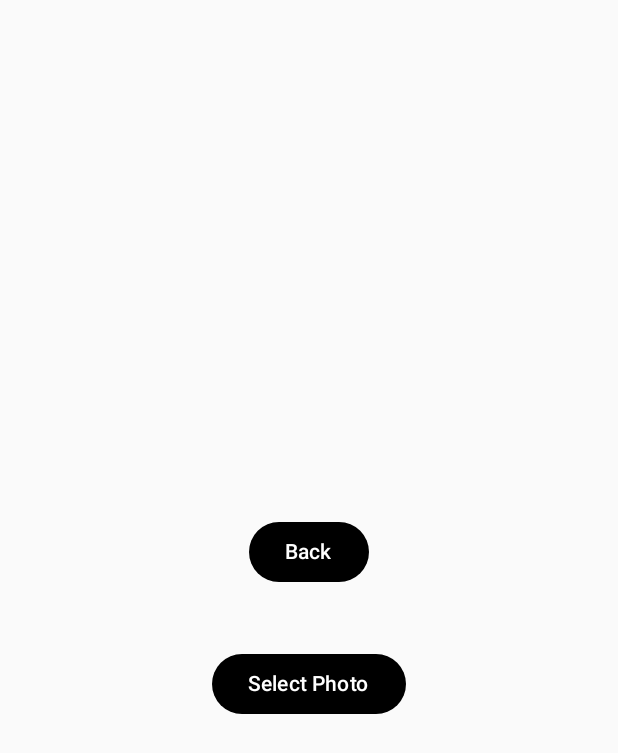
After one commit to WiktorTeter/SporeX, an Android app built with Jetpack Compose: the UploadActivity screen opened directly, with no data from a screen before it, on a phone screen of 412 x 824 dp. The commit adds this screen. Shown: the top 753 px of the screen. Run offline under Robolectric (Android 15) with nearby library versions, the light colour scheme and no system bars.

Commit message:
basic additional page for quick-scanning of the room using the camera with basic functionality of uploading a photo - need to add take photo & the follow up process

```diff
--- a/app/build.gradle.kts
+++ b/app/build.gradle.kts
@@ -51,6 +51,8 @@ dependencies {
     implementation(libs.androidx.compose.ui.tooling.preview)
     implementation(libs.androidx.compose.material3)
     implementation("androidx.core:core-splashscreen:1.0.1")
+    implementation("io.coil-kt:coil-compose:2.4.0")
+    implementation(libs.androidx.appcompat)
     testImplementation(libs.junit)
     androidTestImplementation(libs.androidx.junit)
     androidTestImplementation(libs.androidx.espresso.core)
--- a/app/src/main/AndroidManifest.xml
+++ b/app/src/main/AndroidManifest.xml
@@ -11,6 +11,7 @@
         android:roundIcon="@mipmap/ic_launcher_round"
         android:supportsRtl="true"
         android:theme="@style/Theme.SPOREX_App">
+        <activity android:name=".UploadActivity" />
         <activity
             android:name=".MainActivity"
             android:exported="true"
--- /dev/null
+++ b/app/src/main/java/com/example/sporex_app/UploadActivity.kt
@@ -0,0 +1,90 @@
+package com.example.sporex_app
+
+import android.os.Bundle
+import androidx.activity.ComponentActivity
+import androidx.activity.compose.setContent
+import androidx.compose.foundation.Image
+import androidx.compose.foundation.layout.*
+import androidx.compose.foundation.shape.RoundedCornerShape
+import androidx.compose.runtime.*
+import androidx.compose.ui.Alignment
+import androidx.compose.ui.Modifier
+import androidx.compose.ui.draw.clip
+import androidx.compose.ui.unit.dp
+import androidx.compose.material3.*
+import androidx.activity.result.contract.ActivityResultContracts
+import android.net.Uri
+import androidx.activity.compose.rememberLauncherForActivityResult
+import androidx.compose.ui.graphics.Color
+import coil.compose.rememberAsyncImagePainter
+import androidx.compose.ui.layout.ContentScale
+
+class UploadActivity : ComponentActivity() {
+    override fun onCreate(savedInstanceState: Bundle?) {
+        super.onCreate(savedInstanceState)
+
+        setContent {
+            UploadScreen(
+                onBack = { finish() }
+            )
+        }
+    }
+}
+
+@Composable
+fun UploadScreen(onBack: () -> Unit) {
+    var selectedImageUri by remember { mutableStateOf<Uri?>(null) }
+
+    val launcher = rememberLauncherForActivityResult(
+        contract = ActivityResultContracts.GetContent()
+    ) { uri: Uri? ->
+        selectedImageUri = uri
+    }
+
+    Column(
+        modifier = Modifier
+            .fillMaxSize()
+            .padding(20.dp),
+
+        horizontalAlignment = Alignment.CenterHorizontally,
+        verticalArrangement = Arrangement.Center
+    ) {
+
+        // Back Button
+        Button(onClick = { onBack() },
+            colors = ButtonDefaults.buttonColors(
+                containerColor = Color.Black,
+                contentColor = Color.White
+            )
+            ) {
+
+            Text("Back")
+        }
+
+        Spacer(modifier = Modifier.height(20.dp))
+
+        selectedImageUri?.let { uri ->
+            Image(
+                painter = rememberAsyncImagePainter(uri),
+                contentDescription = null,
+                modifier = Modifier
+                    .size(250.dp)
+                    .clip(RoundedCornerShape(12.dp)),
+                contentScale = ContentScale.Crop
+            )
+        }
+
+        Spacer(Modifier.height(20.dp))
+
+        Button(onClick = { launcher.launch("image/*")
+        },
+            colors = ButtonDefaults.buttonColors(
+                containerColor = Color.Black,
+                contentColor = Color.White
+            )
+        )
+        {
+            Text("Select Photo")
+        }
+    }
+}
--- a/app/src/main/res/values/colors.xml
+++ b/app/src/main/res/values/colors.xml
@@ -7,5 +7,5 @@
     <color name="teal_700">#FF018786</color>
     <color name="sporex_black">#040F0F</color>
     <color name="sporex_green">#06A546</color>
-    <color name="sporex_white">#06A546</color>
+    <color name="sporex_white">#FFFFFFFF</color>
 </resources>
--- a/gradle/libs.versions.toml
+++ b/gradle/libs.versions.toml
@@ -8,6 +8,7 @@ espressoCore = "3.5.1"
 lifecycleRuntimeKtx = "2.6.1"
 activityCompose = "1.8.0"
 composeBom = "2024.09.00"
+appcompat = "1.7.1"
 
 [libraries]
 androidx-core-ktx = { group = "androidx.core", name = "core-ktx", version.ref = "coreKtx" }
@@ -24,6 +25,7 @@ androidx-compose-ui-tooling-preview = { group = "androidx.compose.ui", name = "u
 androidx-compose-ui-test-manifest = { group = "androidx.compose.ui", name = "ui-test-manifest" }
 androidx-compose-ui-test-junit4 = { group = "androidx.compose.ui", name = "ui-test-junit4" }
 androidx-compose-material3 = { group = "androidx.compose.material3", name = "material3" }
+androidx-appcompat = { group = "androidx.appcompat", name = "appcompat", version.ref = "appcompat" }
 
 [plugins]
 android-application = { id = "com.android.application", version.ref = "agp" }
```
Also changed, not shown: app/src/main/java/com/example/sporex_app/MainActivity.kt (+44 -7 lines).
